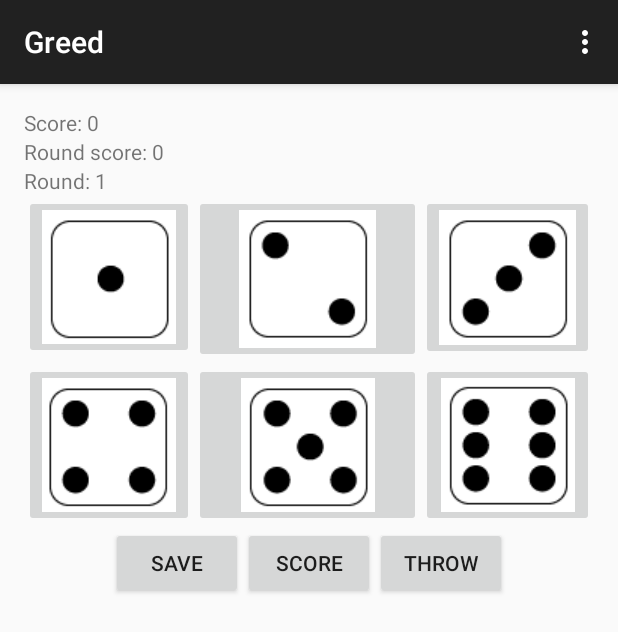
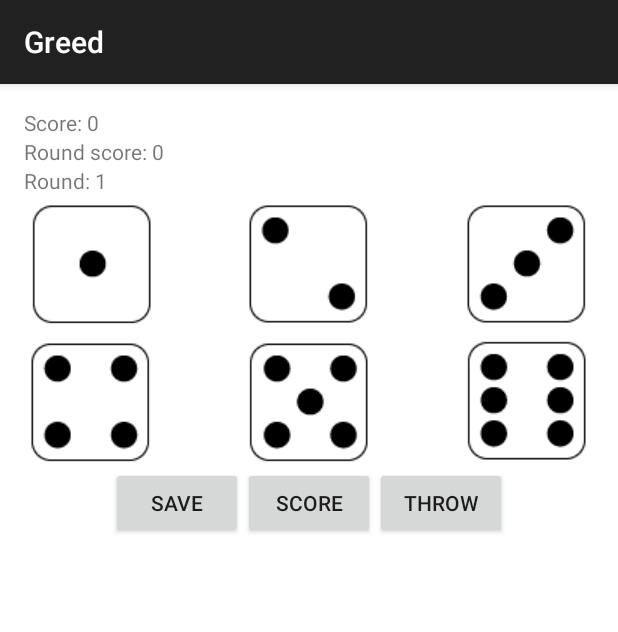
Before and after one commit to axelfriberg/Greed, an Android app: the screen it shows after launch (MainActivity), on a phone screen of 412 x 824 dp. Shown: the top 632 px of the screen. Run offline under Robolectric (Android 15) with nearby library versions, the phone set to English and light mode, and no system bars.

Commit message:
The app is finished except for potential refactoring.

```diff
--- a/app/src/main/AndroidManifest.xml
+++ b/app/src/main/AndroidManifest.xml
@@ -13,13 +13,12 @@
             android:screenOrientation="portrait">
             <intent-filter>
                 <action android:name="android.intent.action.MAIN" />
-
                 <category android:name="android.intent.category.LAUNCHER" />
             </intent-filter>
         </activity>
         <activity
             android:name=".WinningActivity"
-            android:label="@string/title_activity_winning"
+            android:label="You have won!"
             android:screenOrientation="portrait">
         </activity>
     </application>
--- a/app/src/main/res/layout/activity_main.xml
+++ b/app/src/main/res/layout/activity_main.xml
@@ -3,7 +3,8 @@
     android:layout_height="match_parent" android:paddingLeft="@dimen/activity_horizontal_margin"
     android:paddingRight="@dimen/activity_horizontal_margin"
     android:paddingTop="@dimen/activity_vertical_margin"
-    android:paddingBottom="@dimen/activity_vertical_margin" tools:context=".MainActivity">
+    android:paddingBottom="@dimen/activity_vertical_margin" tools:context=".MainActivity"
+    android:background="@color/white">
 
     <TextView android:id="@+id/score_TextView"
         android:text="@string/score_text"
@@ -32,34 +33,40 @@
         <TableRow>
             <ImageButton
                 android:id="@+id/die0"
-                android:src="@drawable/white1">
+                android:src="@drawable/white1"
+                android:background="@null">
             </ImageButton>
 
             <ImageButton
                 android:id="@+id/die1"
-                android:src="@drawable/white2">
+                android:src="@drawable/white2"
+                android:background="@null">
             </ImageButton>
 
             <ImageButton
                 android:id="@+id/die2"
-                android:src="@drawable/white3">
+                android:src="@drawable/white3"
+                android:background="@null">
             </ImageButton>
         </TableRow>
 
         <TableRow>
             <ImageButton
                 android:id="@+id/die3"
-                android:src="@drawable/white4">
+                android:src="@drawable/white4"
+                android:background="@null">
             </ImageButton>
 
             <ImageButton
                 android:id="@+id/die4"
-                android:src="@drawable/white5">
+                android:src="@drawable/white5"
+                android:background="@null">
             </ImageButton>
 
             <ImageButton
                 android:id="@+id/die5"
-                android:src="@drawable/white6">
+                android:src="@drawable/white6"
+                android:background="@null">
             </ImageButton>
         </TableRow>
 
--- /dev/null
+++ b/app/src/main/res/values/colors.xml
@@ -0,0 +1,4 @@
+<?xml version="1.0" encoding="utf-8"?>
+<resources>
+    <color name="white">#ffffffff</color>
+</resources>
--- a/app/src/main/res/values/strings.xml
+++ b/app/src/main/res/values/strings.xml
@@ -11,4 +11,5 @@
     <string name="throw_button">Throw</string>
     <string name="congrats">Congratulations! You are victorious!</string>
     <string name="finished">You got 0 points after 0 turns.</string>
+    <string name="winning_title">You have won!</string>
 </resources>
```
Also changed, not shown: app/src/main/java/com/axelfriberg/greed/Greed.java (+55 -15 lines), app/src/main/java/com/axelfriberg/greed/MainActivity.java (+20 -31 lines), app/src/main/java/com/axelfriberg/greed/WinningActivity.java (+3 -25 lines).
